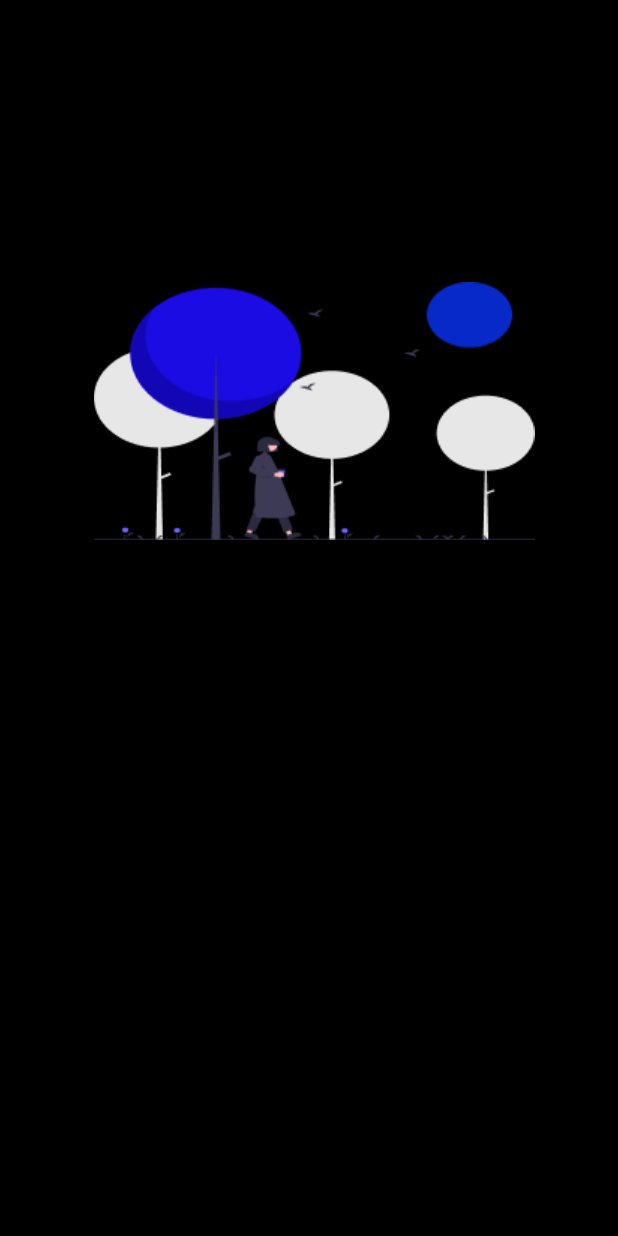
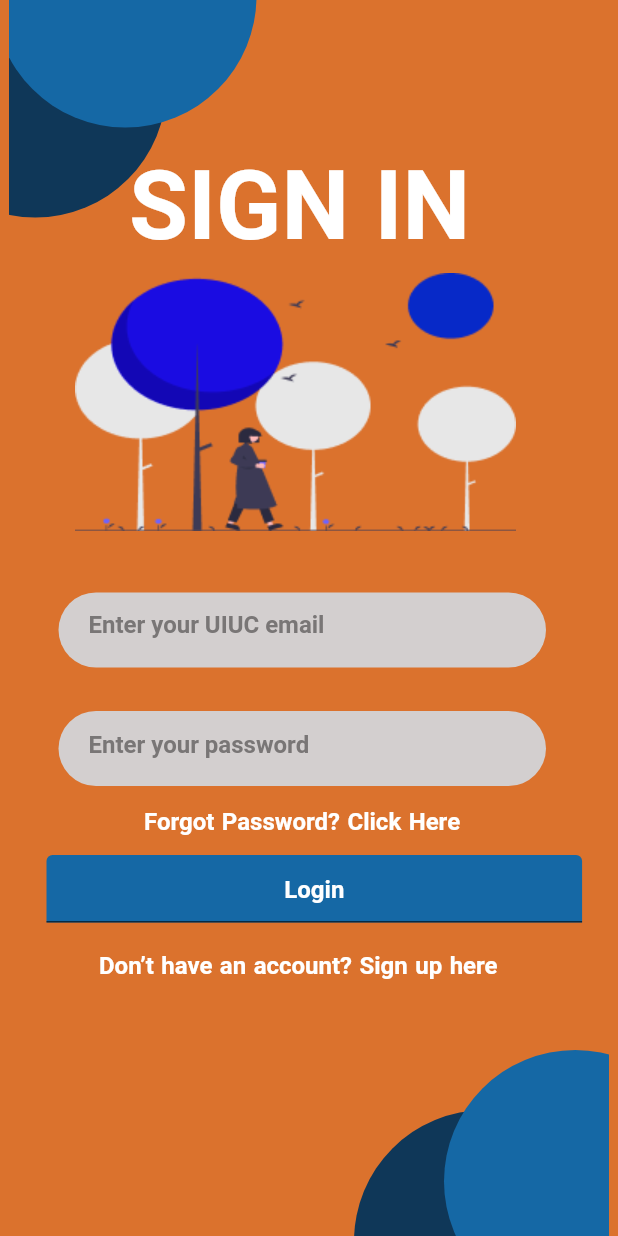
Before and after one commit to SatyamS17/ufit, a Flutter app: the signInScreen_screen_4 screen opened directly, on a phone screen of 412 x 824 dp. Run offline on Flutter 3.47's test engine with Material 2 defaults, Android fonts, the phone set to English and light mode, and no system bars; our stand-ins replace syncfusion_flutter_calendar, table_calendar.

Commit message:
Fixed color and login button

```diff
--- a/lib/main.dart
+++ b/lib/main.dart
@@ -20,7 +20,7 @@ class _MyAppState extends State<MyApp> {
   @override
   Widget build(BuildContext context) {
     return MaterialApp(
-      home: registrationScreen_screen_3(),
+      home: signInScreen_screen_4(),
     );
   }
 }
--- a/lib/signInScreen_screen_4.dart
+++ b/lib/signInScreen_screen_4.dart
@@ -18,7 +18,7 @@ class _signInScreen_screen_4State extends State<signInScreen_screen_4> {
     double heightScale = height / 812;
 
     return Scaffold(
-      backgroundColor: FvColors.black,
+      backgroundColor: Color.fromARGB(255, 219, 114, 45),
       body: SizedBox(
         width: width,
         height: height,
@@ -30,102 +30,94 @@ class _signInScreen_screen_4State extends State<signInScreen_screen_4> {
                 scrollDirection: Axis.vertical,
                 child: Stack(
                   children: [
-                    const SizedBox(height: 812, width: 375),
+                    const SizedBox(height: 830, width: 400),
 //-- Component cornerShape_Container_84 --//
                     Positioned(
-                      left: 0,
-                      top: 0,
+                      left: -70,
+                      top: -30,
                       child: Container(
-                        width: 222,
-                        height: 226,
+                        width: 175,
+                        height: 175,
                         decoration: BoxDecoration(
-                          borderRadius: BorderRadius.circular(0),
+                          color: Color.fromARGB(255, 15, 55, 88),
+                          shape: BoxShape.circle,
                         ),
                         child: Stack(
                             alignment: Alignment.center,
                             clipBehavior: Clip.none,
                             children: [
-//-- Component Ellipse_Container_85 --//
+//-- Component Ellipse_Container_62 --//
                               Positioned(
+                                left: 60,
+                                top: -60,
                                 child: Container(
-                                  width: 159 * widthScale,
-                                  height: 171 * heightScale,
+                                  width: 175,
+                                  height: 175,
                                   decoration: BoxDecoration(
-                                    borderRadius: BorderRadius.circular(0),
+                                    color: Color.fromRGBO(21, 104, 165, 1),
+                                    shape: BoxShape.circle,
                                   ),
                                 ),
                               ),
 
-//-- End Ellipse_Container_85 --//
-//-- Component Ellipse_Container_86 --//
-                              Positioned(
-                                child: Container(
-                                  width: 159 * widthScale,
-                                  height: 171 * heightScale,
-                                  decoration: BoxDecoration(
-                                    borderRadius: BorderRadius.circular(0),
-                                  ),
-                                ),
-                              ),
-
-//-- End Ellipse_Container_86 --//
+//-- End Ellipse_Container_63 --//
                             ]),
                       ),
                     ),
 
-//-- End cornerShape_Container_84 --//
-//-- Component Ellipse_Container_87 --//
                     Positioned(
-                      left: 211,
-                      top: 708,
+                      left: 230,
+                      top: 740,
                       child: Container(
-                        width: 159,
-                        height: 171,
+                        width: 175,
+                        height: 175,
                         decoration: BoxDecoration(
-                          borderRadius: BorderRadius.circular(0),
+                          color: Color.fromARGB(255, 15, 55, 88),
+                          shape: BoxShape.circle,
                         ),
                       ),
                     ),
 
-//-- End Ellipse_Container_87 --//
-//-- Component Ellipse_Container_88 --//
+//-- End Ellipse_Container_64 --//
+//-- Component Ellipse_Container_65 --//
                     Positioned(
-                      left: 272,
-                      top: 680,
+                      left: 290,
+                      top: 700,
                       child: Container(
-                        width: 159,
-                        height: 159,
+                        width: 175,
+                        height: 175,
                         decoration: BoxDecoration(
-                          borderRadius: BorderRadius.circular(0),
+                          color: Color.fromRGBO(21, 104, 165, 1),
+                          shape: BoxShape.circle,
                         ),
                       ),
                     ),
 
 //-- End Ellipse_Container_88 --//
 //-- Component Rectangle_Button_89 --//
-                    Positioned(
-                        child: SizedBox(
-                            width: 325 * widthScale,
-                            height: 50 * heightScale,
-                            child: TextButton(
-                              child: const Text("",
-                                  overflow: TextOverflow.visible,
-                                  style: TextStyle(
-                                    color: Color.fromRGBO(0, 0, 0, 1),
-                                  )),
-                              style: TextButton.styleFrom(
-                                padding: EdgeInsets.zero,
-                                backgroundColor: FvColors.black,
-                                shape: RoundedRectangleBorder(
-                                  borderRadius: BorderRadius.circular(0),
-                                  side: const BorderSide(
-                                    width: 0,
-                                    color: Colors.transparent,
-                                  ),
-                                ),
-                              ),
-                              onPressed: () {},
-                            ))),
+                    // Positioned(
+                    //     child: SizedBox(
+                    //         width: 325 * widthScale,
+                    //         height: 50 * heightScale,
+                    //         child: TextButton(
+                    //           child: const Text("",
+                    //               overflow: TextOverflow.visible,
+                    //               style: TextStyle(
+                    //                 color: Color.fromRGBO(0, 0, 0, 1),
+                    //               )),
+                    //           style: TextButton.styleFrom(
+                    //             padding: EdgeInsets.zero,
+                    //             backgroundColor: Colors.white,
+                    //             shape: RoundedRectangleBorder(
+                    //               borderRadius: BorderRadius.circular(0),
+                    //               side: const BorderSide(
+                    //                 width: 0,
+                    //                 color: Colors.transparent,
+                    //               ),
+                    //             ),
+                    //           ),
+                    //           onPressed: () {},
+                    //         ))),
 //-- End Rectangle_Button_89 --//
 //-- Component TopPageComponents_Container_90 --//
                     Positioned(
@@ -137,68 +129,68 @@ class _signInScreen_screen_4State extends State<signInScreen_screen_4> {
                         decoration: BoxDecoration(
                           borderRadius: BorderRadius.circular(0),
                         ),
-                        child: Stack(
-                            alignment: Alignment.center,
-                            clipBehavior: Clip.none,
-                            children: [
-//-- Component signal_ImageView_91 --//
-                              Positioned(
-                                left: 260,
-                                top: 0,
-                                child: SizedBox(
-                                  width: 25 * widthScale,
-                                  height: 25 * heightScale,
-                                  child: Image.asset(
-                                      "assets/signal_ImageView_91-25x25.png"),
-                                ),
-                              ),
-//-- End signal_ImageView_91 --//
-//-- Component wifi_ImageView_92 --//
-                              Positioned(
-                                left: 289,
-                                top: 0,
-                                child: SizedBox(
-                                  width: 25 * widthScale,
-                                  height: 25 * heightScale,
-                                  child: Image.asset(
-                                      "assets/wifi_ImageView_92-25x25.png"),
-                                ),
-                              ),
-//-- End wifi_ImageView_92 --//
-//-- Component batteryfull_ImageView_93 --//
-                              Positioned(
-                                left: 320,
-                                top: 0,
-                                child: SizedBox(
-                                  width: 25 * widthScale,
-                                  height: 25 * heightScale,
-                                  child: Image.asset(
-                                      "assets/batteryfull_ImageView_93-25x25.png"),
-                                ),
-                              ),
-//-- End batteryfull_ImageView_93 --//
-//-- Component _TextView_94 --//
-                              const Positioned(
-                                  child: Text(
-                                "9:40 ",
-                                overflow: TextOverflow.visible,
-                                textAlign: TextAlign.left,
-                                style: TextStyle(
-                                    fontSize: 14,
-                                    fontWeight: FontWeight.w700,
-                                    color: FvColors.black,
-                                    wordSpacing: 1.0),
-                              )),
-//-- End _TextView_94 --//
-                            ]),
+//                         child: Stack(
+//                             alignment: Alignment.center,
+//                             clipBehavior: Clip.none,
+//                             children: [
+// //-- Component signal_ImageView_91 --//
+//                               Positioned(
+//                                 left: 260,
+//                                 top: 0,
+//                                 child: SizedBox(
+//                                   width: 25 * widthScale,
+//                                   height: 25 * heightScale,
+//                                   child: Image.asset(
+//                                       "assets/signal_ImageView_91-25x25.png"),
+//                                 ),
+//                               ),
+// //-- End signal_ImageView_91 --//
+// //-- Component wifi_ImageView_92 --//
+//                               Positioned(
+//                                 left: 289,
+//                                 top: 0,
+//                                 child: SizedBox(
+//                                   width: 25 * widthScale,
+//                                   height: 25 * heightScale,
+//                                   child: Image.asset(
+//                                       "assets/wifi_ImageView_92-25x25.png"),
+//                                 ),
+//                               ),
+// //-- End wifi_ImageView_92 --//
+// //-- Component batteryfull_ImageView_93 --//
+//                               Positioned(
+//                                 left: 320,
+//                                 top: 0,
+//                                 child: SizedBox(
+//                                   width: 25 * widthScale,
+//                                   height: 25 * heightScale,
+//                                   child: Image.asset(
+//                                       "assets/batteryfull_ImageView_93-25x25.png"),
+//                                 ),
+//                               ),
+// //-- End batteryfull_ImageView_93 --//
+// //-- Component _TextView_94 --//
+//                               const Positioned(
+//                                   child: Text(
+//                                 "9:40 ",
+//                                 overflow: TextOverflow.visible,
+//                                 textAlign: TextAlign.left,
+//                                 style: TextStyle(
+//                                     fontSize: 14,
+//                                     fontWeight: FontWeight.w700,
+//                                     color: FvColors.black,
+//                                     wordSpacing: 1.0),
+//                               )),
+// //-- End _TextView_94 --//
+//                             ]),
                       ),
                     ),
 
 //-- End TopPageComponents_Container_90 --//
 //-- Component SIGNIN_TextView_95 --//
                     const Positioned(
-                        left: 38,
-                        top: 86,
+                        left: 80,
+                        top: 100,
                         child: Text(
                           "SIGN IN ",
                           overflow: TextOverflow.visible,
@@ -206,7 +198,7 @@ class _signInScreen_screen_4State extends State<signInScreen_screen_4> {
                           style: TextStyle(
                               fontSize: 64,
                               fontWeight: FontWeight.w700,
-                              color: FvColors.black,
+                              color: Colors.white,
                               wordSpacing: 1.0),
                         )),
 //-- End SIGNIN_TextView_95 --//
@@ -222,11 +214,13 @@ class _signInScreen_screen_4State extends State<signInScreen_screen_4> {
                               textAlign: TextAlign.left,
                               maxLines: (50 * 0.10).toInt(),
                               decoration: InputDecoration(
+                                contentPadding: EdgeInsets.only(
+                                    left: 20, top: 45), // remove or set it to 0
                                 filled: true,
-                                fillColor: FvColors.black,
+                                fillColor: Color.fromARGB(255, 211, 207, 207),
                                 hintText: 'Enter your UIUC email',
                                 hintStyle: const TextStyle(
-                                    color: Color.fromRGBO(0, 0, 0, 1)),
+                                    color: Color.fromARGB(255, 121, 118, 118)),
                                 border: OutlineInputBorder(
                                   borderRadius: BorderRadius.circular(100),
                                   borderSide: const BorderSide(
@@ -234,8 +228,8 @@ class _signInScreen_screen_4State extends State<signInScreen_screen_4> {
                                 ),
                               ),
                               style: const TextStyle(
-                                color: FvColors.black,
-                                fontSize: 14,
+                                color: Color.fromARGB(255, 121, 118, 118),
+                                fontSize: 16,
                                 fontWeight: FontWeight.w700,
                               ))),
                     ),
@@ -252,11 +246,13 @@ class _signInScreen_screen_4State extends State<signInScreen_screen_4> {
                               textAlign: TextAlign.left,
                               maxLines: (50 * 0.10).toInt(),
                               decoration: InputDecoration(
+                                contentPadding: EdgeInsets.only(
+                                    left: 20, top: 40), // remove or set it to 0
                                 filled: true,
-                                fillColor: FvColors.black,
+                                fillColor: Color.fromARGB(255, 211, 207, 207),
                                 hintText: 'Enter your password',
                                 hintStyle: const TextStyle(
-                                    color: Color.fromRGBO(0, 0, 0, 1)),
+                                    color: Color.fromARGB(255, 121, 118, 118)),
                                 border: OutlineInputBorder(
                                   borderRadius: BorderRadius.circular(100),
                                   borderSide: const BorderSide(
@@ -264,56 +260,65 @@ class _signInScreen_screen_4State extends State<signInScreen_screen_4> {
                                 ),
                               ),
                               style: const TextStyle(
-                                color: FvColors.black,
-                                fontSize: 14,
+                                color: Color.fromARGB(255, 121, 118, 118),
+                                fontSize: 16,
                                 fontWeight: FontWeight.w700,
                               ))),
                     ),
 //-- End SignUpTabs_EditText_97 --//
 //-- Component ForgotPasswordClickHere_TextView_98 --//
                     const Positioned(
-                        left: 65,
+                        left: 90,
                         top: 538,
                         child: Text(
                           "Forgot Password? Click Here",
                           overflow: TextOverflow.visible,
                           textAlign: TextAlign.left,
                           style: TextStyle(
-                              fontSize: 14,
+                              fontSize: 16,
                               fontWeight: FontWeight.w700,
-                              color: FvColors.black,
+                              color: Colors.white,
                               wordSpacing: 1.0),
                         )),
 //-- End ForgotPasswordClickHere_TextView_98 --//
 //-- Component DonthaveanaccountSignuphere_TextView_99 --//
                     const Positioned(
-                        left: 36,
+                        left: 60,
                         top: 634,
                         child: Text(
                           "Don’t have an account? Sign up here",
                           overflow: TextOverflow.visible,
                           textAlign: TextAlign.left,
                           style: TextStyle(
-                              fontSize: 14,
+                              fontSize: 16,
                               fontWeight: FontWeight.w700,
-                              color: FvColors.black,
+                              color: Colors.white,
                               wordSpacing: 1.0),
                         )),
 //-- End DonthaveanaccountSignuphere_TextView_99 --//
 //-- Component Login_TextView_100 --//
-                    const Positioned(
-                        left: 176,
-                        top: 591,
-                        child: Text(
-                          "Login ",
-                          overflow: TextOverflow.visible,
-                          textAlign: TextAlign.left,
-                          style: TextStyle(
-                              fontSize: 14,
-                              fontWeight: FontWeight.w700,
-                              color: FvColors.black,
-                              wordSpacing: 1.0),
-                        )),
+
+                    Positioned(
+                      left: 25,
+                      top: 570,
+                      child: SizedBox(
+                        width: 325 * widthScale,
+                        height: 45,
+                        child: TextFormField(
+                            textAlign: TextAlign.center,
+                            maxLines: (50 * 0.10).toInt(),
+                            decoration: InputDecoration(
+                              filled: true,
+                              fillColor: Color.fromRGBO(21, 104, 165, 1),
+                              hintText: 'Login',
+                              hintStyle: TextStyle(
+                                color: Colors.white,
+                                fontSize: 16,
+                                fontWeight: FontWeight.w700,
+                              ),
+                            )),
+                      ),
+                    ),
 //-- End Login_TextView_100 --//
 //-- Component undrawwalkingoutsiderexo_ImageView_101 --//
                     Positioned(
```
